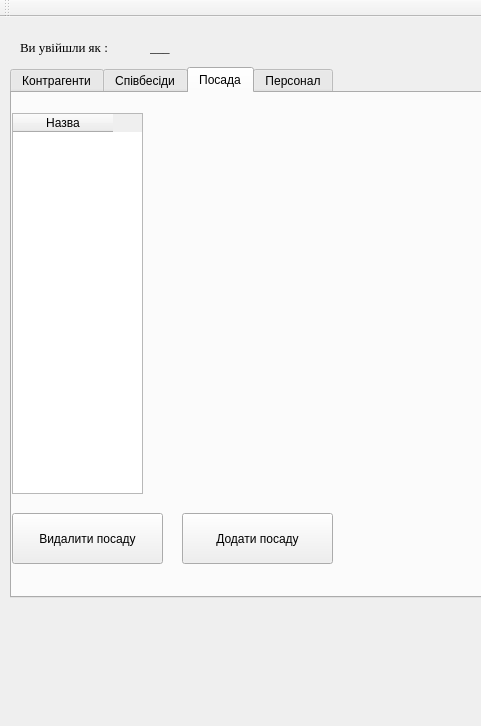
First picture: the form in mainwindow.ui, repository Artem-Chabanovskiy/Course_Work, before the edit; both pictures show x 0 to 481 and y 0 to 726 of the 1259 by 726 pixel window.
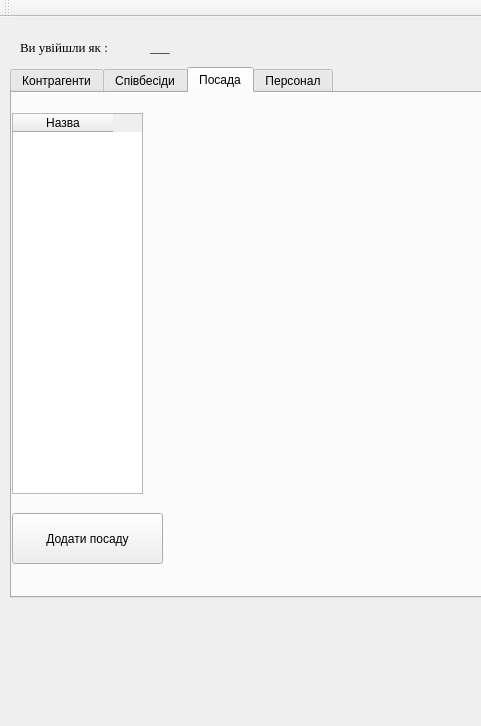
Second picture: the form after the edit. The open tabs and pages were chosen to show the change.

What changed in the file:
```diff
--- a/mainwindow.ui
+++ b/mainwindow.ui
@@ -38,7 +38,7 @@
      <rect>
       <x>150</x>
       <y>20</y>
-      <width>81</width>
+      <width>181</width>
       <height>20</height>
      </rect>
     </property>
@@ -210,7 +210,7 @@
      <widget class="QPushButton" name="positionadd_bt">
       <property name="geometry">
        <rect>
-        <x>170</x>
+        <x>0</x>
         <y>420</y>
         <width>151</width>
         <height>51</height>
@@ -235,19 +235,6 @@
        </property>
       </column>
      </widget>
-     <widget class="QPushButton" name="positiondel_bt_">
-      <property name="geometry">
-       <rect>
-        <x>0</x>
-        <y>420</y>
-        <width>151</width>
-        <height>51</height>
-       </rect>
-      </property>
-      <property name="text">
-       <string>Видалити посаду</string>
-      </property>
-     </widget>
     </widget>
     <widget class="QWidget" name="staff">
      <attribute name="title">
```
Left out of the diff: 6 changed lines with no effect on the pictures.
